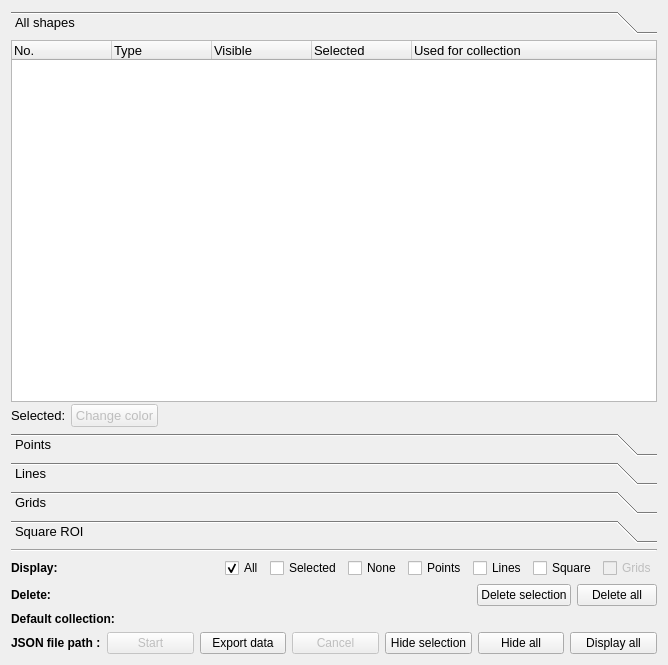
This is gui/ui_files/graphics_manager_layout.ui in natxo14/mxcube as Qt 5 draws it before an edit. The edited form follows.
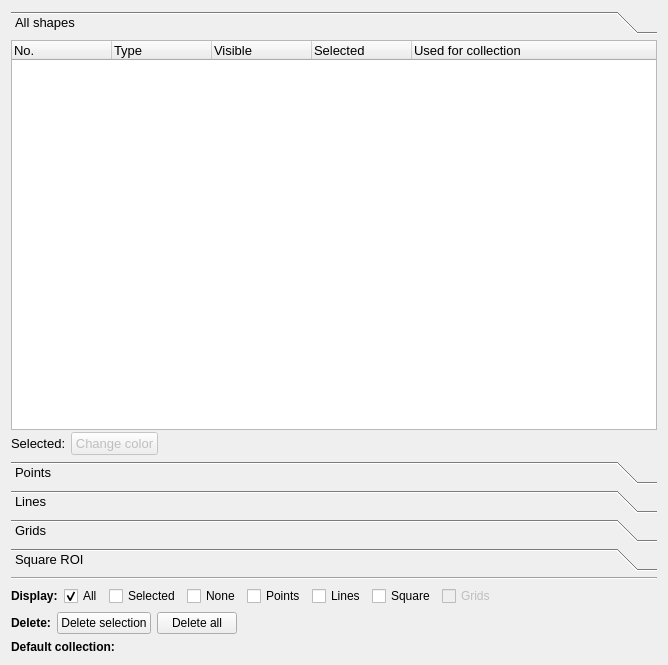
This is the edited form. Icons and pictures are not drawn.

What changed in the file:
```diff
--- a/gui/ui_files/graphics_manager_layout.ui
+++ b/gui/ui_files/graphics_manager_layout.ui
@@ -54,7 +54,7 @@
         <x>0</x>
         <y>0</y>
         <width>650</width>
-        <height>358</height>
+        <height>393</height>
        </rect>
       </property>
       <attribute name="label">
@@ -865,19 +865,6 @@
        </property>
       </widget>
      </item>
-     <item>
-      <spacer name="horizontalSpacer_4">
-       <property name="orientation">
-        <enum>Qt::Horizontal</enum>
-       </property>
-       <property name="sizeHint" stdset="0">
-        <size>
-         <width>40</width>
-         <height>20</height>
-        </size>
-       </property>
-      </spacer>
-     </item>
      <item>
       <widget class="QCheckBox" name="display_all_cbox">
        <property name="text">
@@ -936,6 +923,19 @@
        </property>
       </widget>
      </item>
+     <item>
+      <spacer name="horizontalSpacer_4">
+       <property name="orientation">
+        <enum>Qt::Horizontal</enum>
+       </property>
+       <property name="sizeHint" stdset="0">
+        <size>
+         <width>40</width>
+         <height>20</height>
+        </size>
+       </property>
+      </spacer>
+     </item>
     </layout>
    </item>
    <item>
@@ -950,19 +950,6 @@
        </property>
       </widget>
      </item>
-     <item>
-      <spacer name="horizontalSpacer">
-       <property name="orientation">
-        <enum>Qt::Horizontal</enum>
-       </property>
-       <property name="sizeHint" stdset="0">
-        <size>
-         <width>40</width>
-         <height>20</height>
-        </size>
-       </property>
-      </spacer>
-     </item>
      <item>
       <widget class="QPushButton" name="delete_selection_button">
        <property name="text">
@@ -980,6 +967,19 @@
        </property>
       </widget>
      </item>
+     <item>
+      <spacer name="horizontalSpacer">
+       <property name="orientation">
+        <enum>Qt::Horizontal</enum>
+       </property>
+       <property name="sizeHint" stdset="0">
+        <size>
+         <width>40</width>
+         <height>20</height>
+        </size>
+       </property>
+      </spacer>
+     </item>
     </layout>
    </item>
    <item>
@@ -993,71 +993,6 @@
      </item>
     </layout>
    </item>
-   <item>
-    <layout class="QHBoxLayout" name="horizontalLayout_4">
-     <item>
-      <widget class="QLabel" name="file_path_label">
-       <property name="text">
-        <string>&lt;html&gt;&lt;head/&gt;&lt;body&gt;&lt;p&gt;&lt;span style=&quot; font-weight:600;&quot;&gt;JSON file path :&lt;/span&gt;&lt;/p&gt;&lt;/body&gt;&lt;/html&gt;</string>
-       </property>
-      </widget>
-     </item>
-     <item>
-      <widget class="QPushButton" name="start_data_button">
-       <property name="enabled">
-        <bool>false</bool>
-       </property>
-       <property name="text">
-        <string>Start</string>
-       </property>
-      </widget>
-     </item>
-     <item>
-      <widget class="QPushButton" name="export_data_button">
-       <property name="text">
-        <string>Export data</string>
-       </property>
-      </widget>
-     </item>
-     <item>
-      <widget class="QPushButton" name="cancel_data_button">
-       <property name="enabled">
-        <bool>false</bool>
-       </property>
-       <property name="text">
-        <string>Cancel</string>
-       </property>
-      </widget>
-     </item>
-     <item>
-      <widget class="QPushButton" name="hide_selection_button">
-       <property name="text">
-        <string>Hide selection</string>
-       </property>
-      </widget>
-     </item>
-     <item>
-      <widget class="QPushButton" name="hide_all_button">
-       <property name="enabled">
-        <bool>true</bool>
-       </property>
-       <property name="text">
-        <string>Hide all</string>
-       </property>
-      </widget>
-     </item>
-     <item>
-      <widget class="QPushButton" name="display_all_button">
-       <property name="enabled">
-        <bool>true</bool>
-       </property>
-       <property name="text">
-        <string>Display all</string>
-       </property>
-      </widget>
-     </item>
-    </layout>
-   </item>
   </layout>
  </widget>
  <layoutdefault spacing="6" margin="11"/>
```
Left out of the diff: 8 changed lines with no effect on the pictures.
